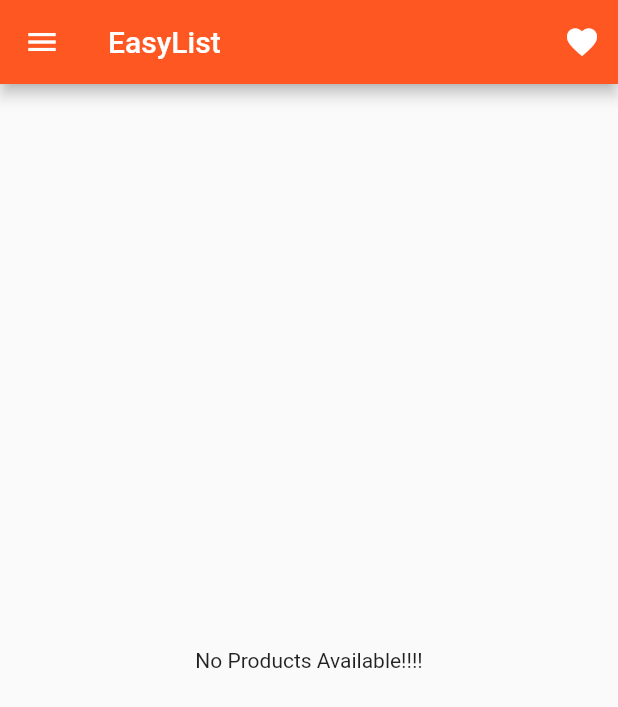
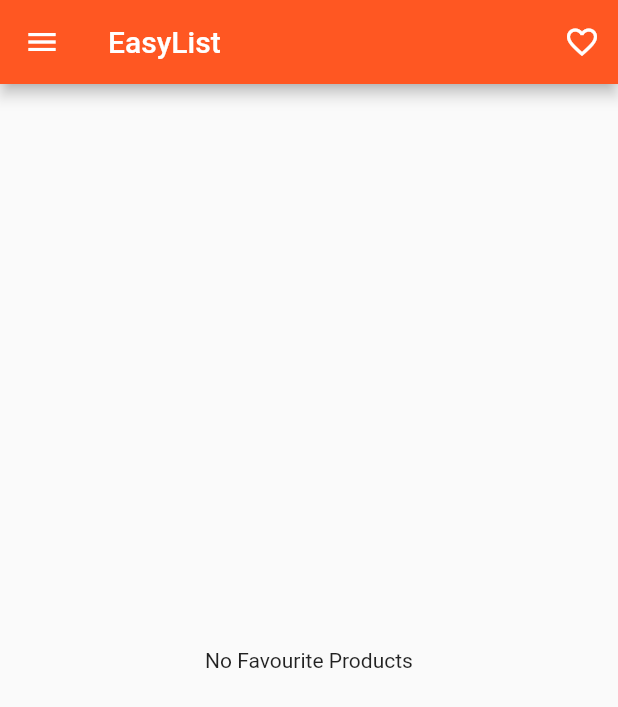
Before and after one commit to bad-logic/flutter_first_app, a Flutter app: the screen it shows after launch, after a tap on "Login", after a tap on the "favorite" icon, on a phone screen of 412 x 824 dp. Shown: the top 707 px of the screen. Run offline on Flutter 3.47's test engine with Material 2 defaults, Android fonts, the phone set to English and light mode, and no system bars.

Commit message:
favorites added

```diff
--- a/lib/models/product.dart
+++ b/lib/models/product.dart
@@ -1,16 +1,14 @@
 import 'package:flutter/material.dart';
 
 class Product {
-   final String title, description, imageUrl;
-   final double price;
-
+  final String title, description, imageUrl;
+  final double price;
+  final bool isFavourite;
 
   Product(
       {@required this.title,
       @required this.description,
       @required this.price,
-      @required this.imageUrl});
-
-
-
+      @required this.imageUrl,
+      this.isFavourite = false});
 }
--- a/lib/pages/product_list.dart
+++ b/lib/pages/product_list.dart
@@ -70,7 +70,7 @@ class ProductListPage extends StatelessWidget {
             ? _buildProductList(
                 model.deleteProduct, model.products, model.selectProduct)
             : Center(
-                child: Text('No Available Products'),
+                child: Text('You don\'t have any products'),
               );
       },
     );
--- a/lib/pages/products.dart
+++ b/lib/pages/products.dart
@@ -1,10 +1,10 @@
 import 'package:flutter/material.dart';
+import 'package:scoped_model/scoped_model.dart';
 import '../widgets/products/products.dart';
+import './../scoped-models/products.dart';
 
 class ProductsPage extends StatelessWidget {
-
-
-  Widget _buildSideDrawer(BuildContext context){
+  Widget _buildSideDrawer(BuildContext context) {
     return Drawer(
       child: Column(
         children: <Widget>[
@@ -31,13 +31,20 @@ class ProductsPage extends StatelessWidget {
         appBar: AppBar(
           title: Text('EasyList'),
           actions: <Widget>[
-          IconButton(
-            icon: Icon(Icons.favorite),
-            onPressed: () => {},
+            ScopedModelDescendant<ProductsModel>(
+              builder:
+                  (BuildContext context, Widget child, ProductsModel model) {
+                return IconButton(
+                  tooltip: 'Favorites',
+                  icon: Icon(model.enableFavorite ? Icons.favorite_border : Icons.favorite),
+                  onPressed: () {
+                    model.toggleFavorite();
+                  },
+                );
+              },
             )
           ],
         ),
-      body: Products()
-    );
+        body: Products());
   }
 }
--- a/lib/scoped-models/products.dart
+++ b/lib/scoped-models/products.dart
@@ -6,30 +6,68 @@ class ProductsModel extends Model {
 
   List<Product> _products = [];
   int _selectedProductIndex;
+  bool _showFavourites = false;
 
   // getter for _products, can be accessed as ProductModel.products
   // returning new copy of products lists instead of memory reference to _products
   // thus editing products would not edit _products because products is just new list containing copy of _products
   // thus products can be added only through the addProduct method
-  List<Product> get products => List.from(_products);
+  List<Product> get products { // us this to show list of products while editng
+    List<Product> products = List.from(_products);
+    return products;
+  }
+
+  List<Product> get displayProducts {
+    List<Product> products = List.from(_products);
+    if (_showFavourites) {
+      products = products.where((element) => element.isFavourite).toList();
+    }
+    return products;
+  }
+
+  bool get enableFavorite => _showFavourites;
 
   int get selectedProductIndex => _selectedProductIndex;
 
+  void toggleFavorite() {
+    _showFavourites = !_showFavourites;
+    notifyListeners();
+  }
+
   void addProduct(Product product) {
     _products.add(product);
+    notifyListeners(); // even though after adding product we move to new page we motify just to be sure
+    // not necessary to notify since we redirect to new page after adding product
   }
 
   void updateProduct(Product product) {
     _products[_selectedProductIndex] = product;
     _selectedProductIndex = null; // unselecting the product after update
+    notifyListeners();
+  }
+
+  void toggleProductFavouriteStatus() {
+    Product selectedProduct = _products[_selectedProductIndex];
+    final Product newProduct = Product(
+        title: selectedProduct.title,
+        price: selectedProduct.price,
+        description: selectedProduct.description,
+        imageUrl: selectedProduct.imageUrl,
+        isFavourite: !selectedProduct.isFavourite);
+    updateProduct(newProduct);
+    // notify scoped model for change of data and it updates the view in real time
+    // runs builder method for only widgets that are wrapped with ScopedModelDescendant
+    notifyListeners(); // call if the change is happening in the same page and it must be reflected in real time
   }
 
   void deleteProduct() {
     _products.removeAt(_selectedProductIndex);
     _selectedProductIndex = null; // unselecting the product after delete
+    notifyListeners();
   }
 
   void selectProduct(int index) {
     _selectedProductIndex = index;
+    notifyListeners();
   }
 }
--- a/lib/widgets/products/products.dart
+++ b/lib/widgets/products/products.dart
@@ -5,20 +5,24 @@ import 'package:scoped_model/scoped_model.dart';
 import './../../scoped-models/products.dart';
 
 class Products extends StatelessWidget {
-  Widget _buildProductList(List<Product> _products) {
+
+
+  Widget _buildProductList(List<Product> _products, ProductsModel model) {
     Widget isProduct = Center(
-      child: Text('No Products Available!!!!'),
+      child: Text(model.enableFavorite ? 'No Favourite Products':'No Products Available'),
     );
     if (_products.length > 0) {
       isProduct = ListView.builder(
         // returns the view while visible only no memory reserved for invisible items while scrolling
-        itemBuilder: (BuildContext context, int index) =>
-            ProductCard(_products[index], index),
+        itemBuilder: (BuildContext context, int index) {
+          return ProductCard(_products[index], index);
+        },
         itemCount: _products.length,
       );
     }
     return isProduct;
   }
+
 
   @override
   Widget build(BuildContext context) {
@@ -26,8 +30,10 @@ class Products extends StatelessWidget {
     return ScopedModelDescendant<ProductsModel>(
       builder: (BuildContext context, Widget child, ProductsModel model) {
         // builder method executes whenever our ProductsModel changes
-        return _buildProductList(model.products);
+        return _buildProductList(model.displayProducts,model);
       },
     );
   }
+
+
 }
```
Also changed, not shown: lib/pages/product_form.dart (+4 -3 lines), lib/widgets/products/product_Card.dart (+17 -7 lines). Lines whose indentation alone changed are shown as unchanged.
